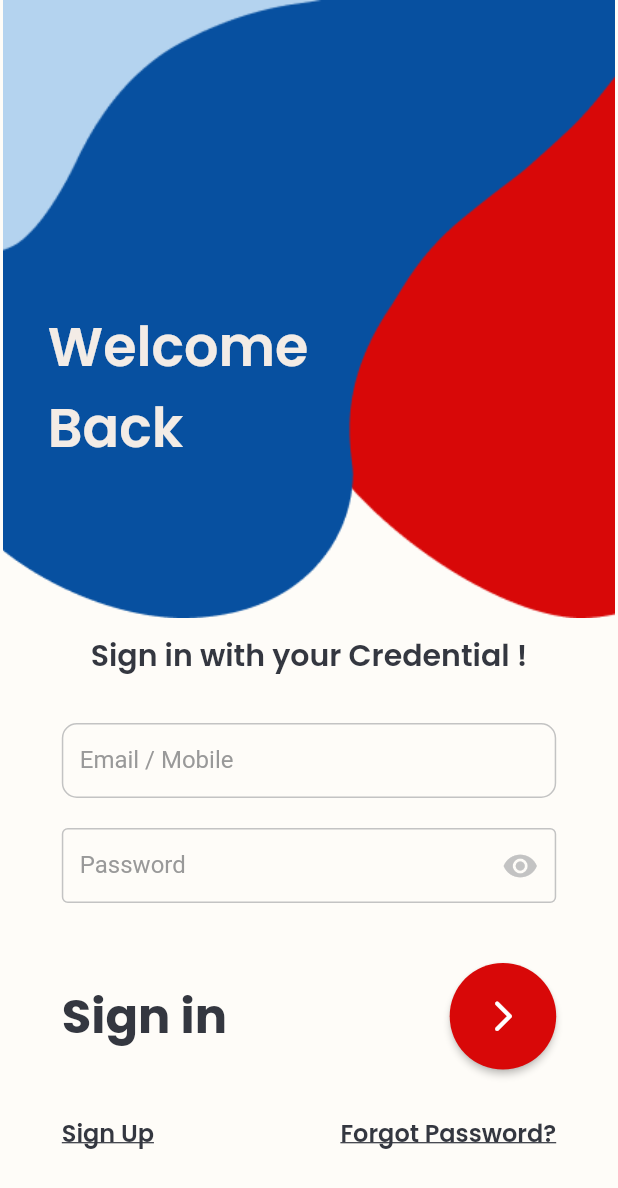
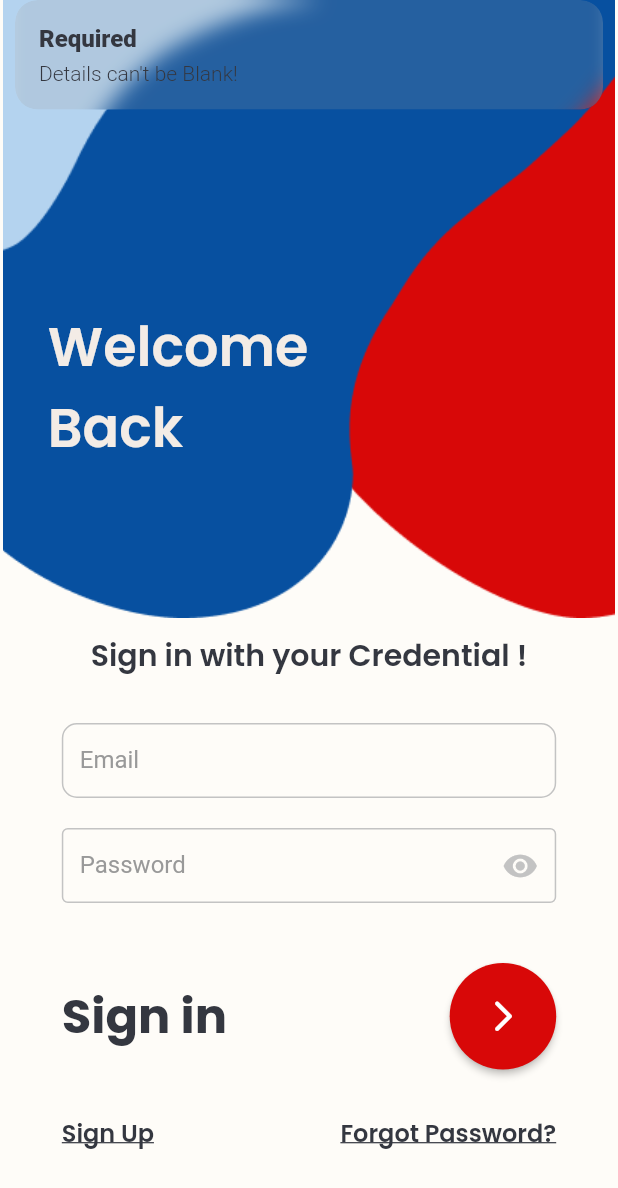
Before and after one commit to rikin3344/employeemanagement, a Flutter app: the screen it shows after launch, after a tap on the "arrow forward ios" icon, on a phone screen of 412 x 824 dp. Shown: the top 1188 px of the screen. Run offline on Flutter 3.47's test engine with Material 2 defaults, Android fonts, the phone set to English and light mode, and no system bars; our stand-ins replace auto_size_text, get, iconsax, package_info_plus, shared_preferences; Roboto replaces fonts that are missing (Hanuman).

Commit message:
Login Check

```diff
--- /dev/null
+++ b/lib/constants/api_client.dart
@@ -0,0 +1,26 @@
+import 'dart:io' show Platform;
+import 'dart:math';
+import 'package:employeemanagement/model/login_model.dart';
+import 'package:employeemanagement/widgets/loding.dart';
+import 'package:http/http.dart' as http;
+
+import 'package:package_info_plus/package_info_plus.dart';
+import 'package:shared_preferences/shared_preferences.dart';
+
+Loading loading = Loading();
+
+class APiConst {
+  static String baseUrl = 'https://onboarding.addrecsolutions.com/api/';
+}
+
+class ApiRequest {}
+
+String getRandomString(int length) {
+  const _chars =
+      "AaBbCcDdEeFfGgHhIiJjKkLlMmNnOoPpQqRrSsTtUuVvWwXxYyZz1234567890~!@#%^&*()`_-+=]}[{;:'|/?.><,";
+
+  Random _rnd = Random();
+
+  return String.fromCharCodes(
+      List.generate(length, (index) => _rnd.nextInt(33) + 89));
+}
--- a/lib/helpers/menu_item.dart
+++ b/lib/helpers/menu_item.dart
@@ -22,7 +22,7 @@ List<MenuItem> sideMenuItems = [
   MenuItem(addManagerScreenRoute, addManagerScreen, () {
     navigationController.navigateTO(addManagerScreenRoute);
   }),
-  MenuItem(addEmployerScreenRoute, addEmployerScreen, () {}),
+  // MenuItem(addEmployerScreenRoute, addEmployerScreen, () {}),
   MenuItem(addEmployeeScreenRoute, addEmployeeScreen, () {
     navigationController.navigateTO(addEmployeeScreenRoute);
   }),
--- /dev/null
+++ b/lib/model/login_model.dart
@@ -0,0 +1,98 @@
+import 'dart:convert';
+
+LoginModel loginModelFromJson(String str) =>
+    LoginModel.fromJson(json.decode(str));
+
+String loginModelToJson(LoginModel data) => json.encode(data.toJson());
+
+class LoginModel {
+  LoginModel({
+    required this.success,
+    required this.errorcode,
+    required this.data,
+    required this.message,
+    required this.accessToken,
+  });
+
+  final bool success;
+  final String errorcode;
+  final Data data;
+  final String message;
+  final String accessToken;
+
+  factory LoginModel.fromJson(Map<String, dynamic> json) => LoginModel(
+        success: json["success"],
+        errorcode: json["errorcode"],
+        data: Data.fromJson(json["data"]),
+        message: json["message"],
+        accessToken: json["access_token"],
+      );
+
+  Map<String, dynamic> toJson() => {
+        "success": success,
+        "errorcode": errorcode,
+        "data": data.toJson(),
+        "message": message,
+        "access_token": accessToken,
+      };
+}
+
+class Data {
+  Data({
+    required this.id,
+    required this.companiesId,
+    required this.firstName,
+    required this.lastName,
+    required this.email,
+    required this.phoneNumber,
+    required this.profilePic,
+    required this.roleId,
+    required this.addedBy,
+    required this.status,
+    required this.otpCode,
+    required this.otpExpiredAt,
+  });
+
+  final String id;
+  final String companiesId;
+  final String firstName;
+  final String lastName;
+  final String email;
+  final String phoneNumber;
+  final String profilePic;
+  final String roleId;
+  final String addedBy;
+  final String status;
+  final String otpCode;
+  final String otpExpiredAt;
+
+  factory Data.fromJson(Map<String, dynamic> json) => Data(
+        id: json["id"],
+        companiesId: json["companies_id"],
+        firstName: json["first_name"],
+        lastName: json["last_name"],
+        email: json["email"],
+        phoneNumber: json["phone_number"],
+        profilePic: json["profile_pic"],
+        roleId: json["role_id"],
+        addedBy: json["added_by"],
+        status: json["status"],
+        otpCode: json["otp_code"],
+        otpExpiredAt: json["otp_expired_at"],
+      );
+
+  Map<String, dynamic> toJson() => {
+        "id": id,
+        "companies_id": companiesId,
+        "first_name": firstName,
+        "last_name": lastName,
+        "email": email,
+        "phone_number": phoneNumber,
+        "profile_pic": profilePic,
+        "role_id": roleId,
+        "added_by": addedBy,
+        "status": status,
+        "otp_code": otpCode,
+        "otp_expired_at": otpExpiredAt,
+      };
+}
--- a/lib/routes/router.dart
+++ b/lib/routes/router.dart
@@ -5,6 +5,7 @@ import 'package:employeemanagement/screens/add_employee.dart';
 import 'package:employeemanagement/screens/add_employee_other_details.dart';
 import 'package:employeemanagement/screens/add_user.dart';
 import 'package:employeemanagement/screens/employee_details.dart';
+import 'package:employeemanagement/screens/forgot_password.dart';
 import 'package:employeemanagement/screens/login.dart';
 import 'package:flutter/material.dart';
 import 'package:get/get.dart';
@@ -23,6 +24,8 @@ Route<dynamic> generateRoute(RouteSettings settings) {
       return _getPageRoute(const AddEmployee());
     case addEmployeeOtherScreenRoute:
       return _getPageRoute(const AddEmployeeOther());
+    case forgotPassScreenRoute:
+      return _getPageRoute(const ForgotPassword());
     case loginRoute:
       return _getPageRoute(const LoginScreen());
     default:
--- a/lib/routes/routes.dart
+++ b/lib/routes/routes.dart
@@ -15,7 +15,7 @@ const dashboardDetailsScreenRoute = "/dashboard";
 const addCompanyScreen = "Add Company";
 const addCompanyScreenRoute = "/add-company";
 
-const addManagerScreen = "Add Manager";
+const addManagerScreen = "Add User";
 const addManagerScreenRoute = "/add-manager";
 
 const addEmployerScreen = "Add Employer";
@@ -29,3 +29,6 @@ const addEmployeeOtherScreenRoute = "/add-employee-details-other";
 
 const notificationScreen = "Notification";
 const notificationScreenRoute = "/notification";
+
+const forgotPassScreen = "Forgot Password";
+const forgotPassScreenRoute = "/forgot-password";
--- a/lib/screens/login.dart
+++ b/lib/screens/login.dart
@@ -1,11 +1,19 @@
+import 'dart:io' show Platform;
+import 'package:http/http.dart' as http;
+
+import 'package:employeemanagement/constants/api_client.dart';
 import 'package:employeemanagement/constants/controllers.dart';
 import 'package:employeemanagement/constants/style.dart';
 import 'package:employeemanagement/controller/navigation_controller.dart';
+import 'package:employeemanagement/model/login_model.dart';
 import 'package:employeemanagement/routes/routes.dart';
+import 'package:employeemanagement/screens/forgot_password.dart';
 import 'package:employeemanagement/widgets/custom_edit_text.dart';
 import 'package:employeemanagement/widgets/custom_text.dart';
 import 'package:flutter/material.dart';
 import 'package:get/route_manager.dart';
+import 'package:package_info_plus/package_info_plus.dart';
+import 'package:shared_preferences/shared_preferences.dart';
 
 class LoginScreen extends StatefulWidget {
   const LoginScreen({Key? key}) : super(key: key);
@@ -16,6 +24,47 @@ class LoginScreen extends StatefulWidget {
 
 class _LoginScreenState extends State<LoginScreen> {
   bool isObscureText = true;
+  String email = '';
+  String password = '';
+
+  loginRequest(email, password, context) async {
+    loading.start(context);
+
+    String deviceToken = getRandomString(100);
+    String intudid = '123';
+    String deviceType = Platform.operatingSystem;
+    String appVersion = '1';
+
+    print("$deviceToken DT");
+    print("$deviceType DType");
+    print("$appVersion Version");
+
+    Map data = {
+      'email': email,
+      'password': password,
+      'device_token': deviceToken,
+      'intudid': intudid,
+      'device_type': 'Android',
+      'app_version': appVersion
+    };
+    var url = Uri.parse("${APiConst.baseUrl}login");
+    var response = await http.post(url,
+        headers: {
+          "Accept": "application/json",
+          "Content-Type": "application/x-www-form-urlencoded",
+        },
+        body: data);
+
+    if (response.statusCode == 200) {
+      LoginModel model = loginModelFromJson(response.body);
+      print(model.success);
+      loading.stopDialog(context);
+    } else {
+      print(response.statusCode);
+      loading.stopDialog(context);
+    }
+  }
+
   @override
   Widget build(BuildContext context) {
     double width = MediaQuery.of(context).size.width;
@@ -23,11 +72,11 @@ class _LoginScreenState extends State<LoginScreen> {
     return Scaffold(
       body: Container(
         width: width,
+        child: SingleChildScrollView(
           child: Column(
             children: [
-            Expanded(
-              flex: 1,
-              child: Container(
+              Container(
+                height: height / 2,
                 child: Stack(
                   children: [
                     Positioned(
@@ -56,10 +105,7 @@ class _LoginScreenState extends State<LoginScreen> {
                   ],
                 ),
               ),
-            ),
-            Expanded(
-              flex: 1,
-              child: Container(
+              Container(
                 child: Column(
                   children: [
                     Container(
@@ -77,9 +123,13 @@ class _LoginScreenState extends State<LoginScreen> {
                       child: Column(
                         children: [
                           CustomEditText(
-                            label: 'Email / Mobile',
+                            label: 'Email',
                             width: width * 0.8,
-                            onChange: (value) {},
+                            onChange: (value) {
+                              setState(() {
+                                email = value;
+                              });
+                            },
                           ),
                           Container(
                             margin: const EdgeInsets.only(bottom: 10.0),
@@ -88,6 +138,11 @@ class _LoginScreenState extends State<LoginScreen> {
                             child: TextFormField(
                               obscureText: isObscureText,
                               cursorColor: colorSecondary,
+                              onChanged: (value) {
+                                setState(() {
+                                  password = value;
+                                });
+                              },
                               decoration: InputDecoration(
                                   labelText: 'Password',
                                   focusedBorder: const OutlineInputBorder(
@@ -137,7 +192,13 @@ class _LoginScreenState extends State<LoginScreen> {
                                   )),
                               clipBehavior: Clip.antiAliasWithSaveLayer,
                               onPressed: () {
-                                Get.offAllNamed(homeRoute);
+                                if (email == '' || password == '') {
+                                  Get.snackbar(
+                                      "Required", "Details can't be Blank!");
+                                } else {
+                                  loginRequest(email, password, context);
+                                }
+                                // Get.offAllNamed(homeRoute);
                               },
                               child: const Icon(
                                 Icons.arrow_forward_ios_rounded,
@@ -153,27 +214,34 @@ class _LoginScreenState extends State<LoginScreen> {
                       margin: const EdgeInsets.only(top: 30),
                       child: Row(
                         mainAxisAlignment: MainAxisAlignment.spaceBetween,
-                        children: const [
-                          CustomText(
+                        children: [
+                          const CustomText(
                             text: 'Sign Up',
                             size: 16,
                             isUnderline: true,
                             fontfamily: 'semiBold',
                           ),
-                          CustomText(
+                          InkWell(
+                            onTap: () {
+                              // navigationController
+                              //     .navigateTO(forgotPassScreenRoute);
+                              Get.to(const ForgotPassword());
+                            },
+                            child: const CustomText(
                               text: 'Forgot Password?',
                               size: 16,
                               isUnderline: true,
                               fontfamily: 'semiBold',
+                            ),
                           ),
                         ],
                       ),
                     )
                   ],
                 ),
-              ),
               )
             ],
+          ),
         ),
       ),
     );
--- a/lib/widgets/custom_edit_text.dart
+++ b/lib/widgets/custom_edit_text.dart
@@ -1,17 +1,21 @@
 import 'package:employeemanagement/constants/style.dart';
+import 'package:employeemanagement/widgets/custom_text.dart';
 import 'package:flutter/material.dart';
 
 class CustomEditText extends StatelessWidget {
   final String label;
   final String prefixText;
   final String value;
+  final String suffixWidget;
   final double width;
+  final int maxLength;
   final Function onChange;
   final TextAlign textAlign;
   final bool wantPadding;
+  final bool isEnable;
   final TextInputType textInputType;
-  const CustomEditText(
-      {Key? key,
+  const CustomEditText({
+    Key? key,
     required this.label,
     required this.width,
     required this.onChange,
@@ -19,8 +23,13 @@ class CustomEditText extends StatelessWidget {
     this.prefixText = '',
     this.value = '',
     this.textAlign = TextAlign.start,
-      this.wantPadding = true})
-      : super(key: key);
+    this.wantPadding = true,
+    this.suffixWidget = '',
+    this.maxLength = 10000,
+    this.isEnable = true,
+  }) : super(key: key);
+
+  get nullFunction {}
 
   @override
   Widget build(BuildContext context) {
@@ -37,14 +46,25 @@ class CustomEditText extends StatelessWidget {
         initialValue: value,
         keyboardType: textInputType,
         cursorColor: colorSecondary,
+        maxLength: maxLength,
         textAlign: textAlign,
+        enabled: isEnable,
         decoration: InputDecoration(
             prefixText: "$prefixText ",
             labelText: label,
+            counterText: '',
+            suffix: InkWell(
+              child: CustomText(text: suffixWidget),
+            ),
             labelStyle: const TextStyle(color: gray),
             focusedBorder: OutlineInputBorder(
                 borderRadius: BorderRadius.circular(10),
                 borderSide: const BorderSide(color: colorSecondary)),
+            disabledBorder: OutlineInputBorder(
+                borderRadius: BorderRadius.circular(10),
+                borderSide: valueString != ''
+                    ? BorderSide(color: colorSecondary)
+                    : BorderSide(color: grayExtraLight)),
             enabledBorder: OutlineInputBorder(
                 borderRadius: BorderRadius.circular(10),
                 borderSide: valueString != ''
--- a/pubspec.yaml
+++ b/pubspec.yaml
@@ -38,6 +38,9 @@ dependencies:
   auto_size_text: ^3.0.0
   iconsax: ^0.0.8
   intl: ^0.17.0
+  http: ^0.13.5
+  shared_preferences: ^2.0.15
+  package_info_plus: ^1.4.3+1
 
 dev_dependencies:
   flutter_test:
```
Also changed, not shown: lib/screens/add_company.dart (+7 -7 lines), lib/screens/forgot_password.dart (added, +277 -0 lines), lib/widgets/loding.dart (added, +24 -0 lines), pubspec.lock, 6 other files. Lines whose indentation alone changed are shown as unchanged.
